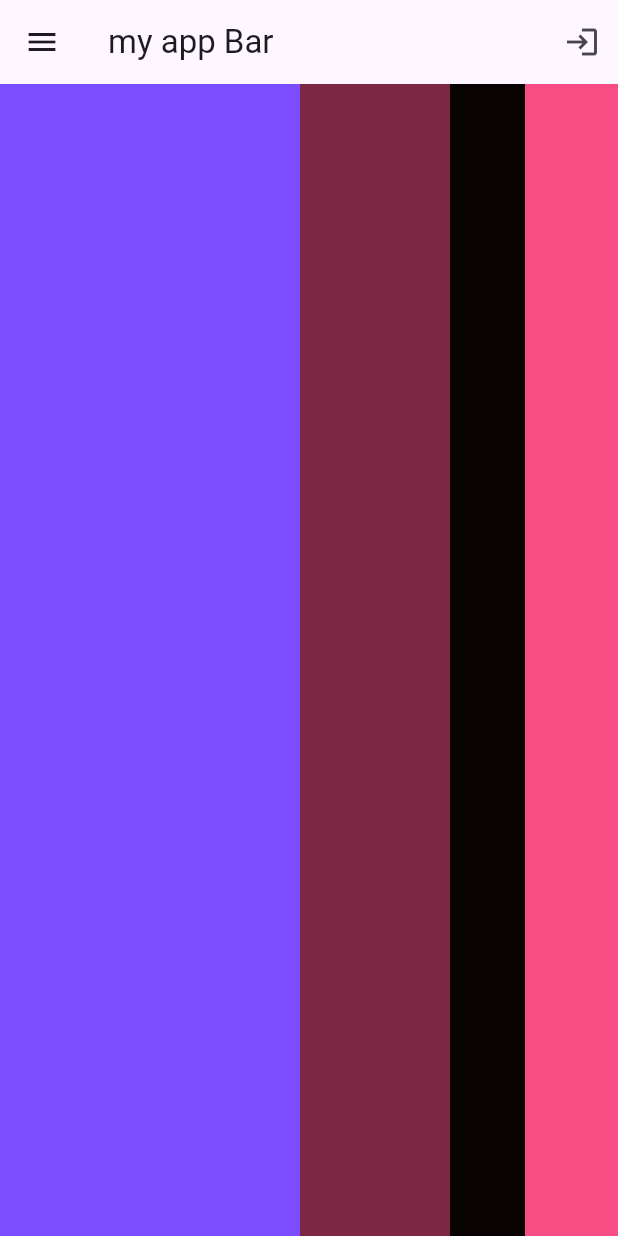
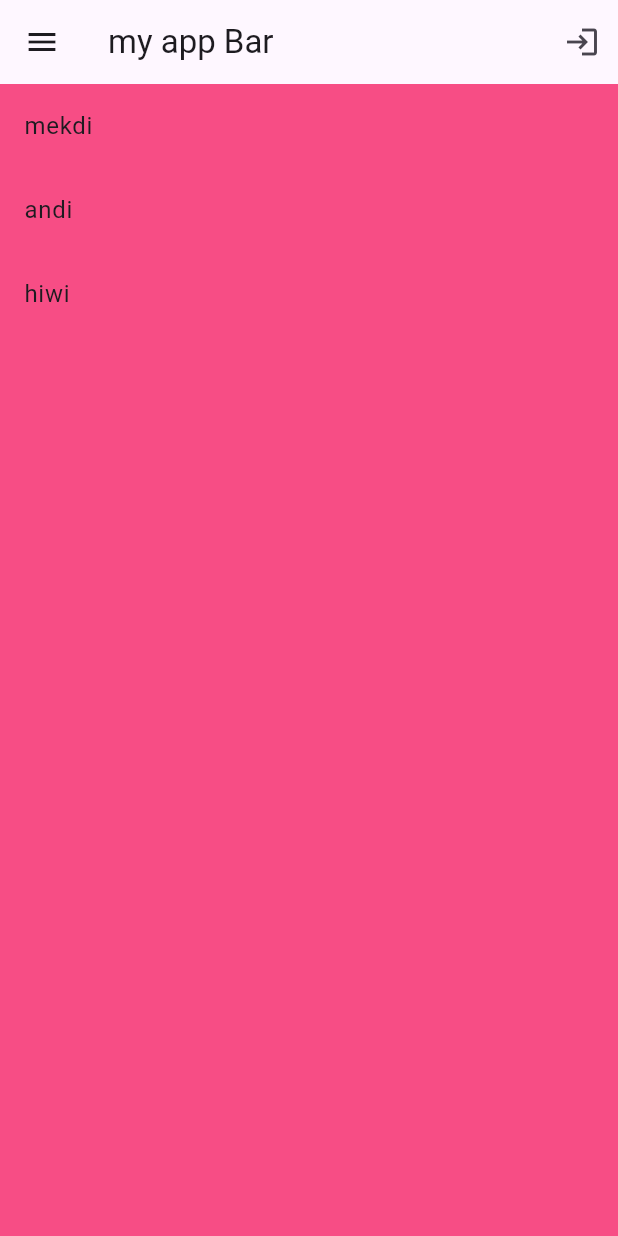
Before and after one commit to Mekdi-kassa/Fluttre, a Flutter app: the screen it shows after launch, on a phone screen of 412 x 824 dp. Run offline on Flutter 3.47's test engine with Material 3 defaults, Android fonts, the phone set to English and light mode, and no system bars.

Commit message:
listviewBuilder

```diff
--- a/first_app/lib/main.dart
+++ b/first_app/lib/main.dart
@@ -114,27 +114,30 @@ class MyApp extends StatelessWidget {
           leading: Icon(Icons.menu),
           actions: [IconButton(onPressed: () {}, icon: Icon(Icons.login))],
         ),
+        body: ListView.builder(
+          itemCount: names.length,
+          itemBuilder: (context, index) => ListTile(title: Text(names[index])),
+        ),
+        // body: ListView(
+        //   // mainAxisAlignment: MainAxisAlignment.spaceEvenly,
+        //   // crossAxisAlignment: CrossAxisAlignment.end,
+        //   // mainAxisAlignment: MainAxisAlignment.center,
+        //   scrollDirection: Axis.horizontal,
+        //   children: [
+        //     Container(height: 200, width: 200, color: Colors.deepPurpleAccent),
 
-        body: ListView(
-          // mainAxisAlignment: MainAxisAlignment.spaceEvenly,
-          // crossAxisAlignment: CrossAxisAlignment.end,
-          // mainAxisAlignment: MainAxisAlignment.center,
-          scrollDirection: Axis.horizontal,
-          children: [
-            Container(height: 200, width: 200, color: Colors.deepPurpleAccent),
-
-            Container(
-              height: 100,
-              width: 100,
-              color: const Color.fromARGB(255, 125, 39, 68),
-            ),
-            Container(
-              width: 50,
-              height: 50,
-              color: const Color.fromARGB(255, 8, 2, 2),
-            ),
-          ],
-        ),
+        //     Container(
+        //       height: 100,
+        //       width: 100,
+        //       color: const Color.fromARGB(255, 125, 39, 68),
+        //     ),
+        //     Container(
+        //       width: 50,
+        //       height: 50,
+        //       color: const Color.fromARGB(255, 8, 2, 2),
+        //     ),
+        //   ],
+        // ),
         // body: Center(
 
         //   child: Container(
```
